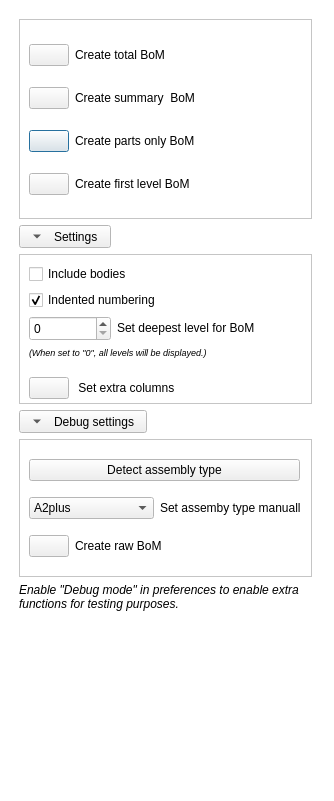
Above: Resources/UI/BoM_Panel.ui from APEbbers/BillOfMaterials-WB before the change. Below: the same form after it.
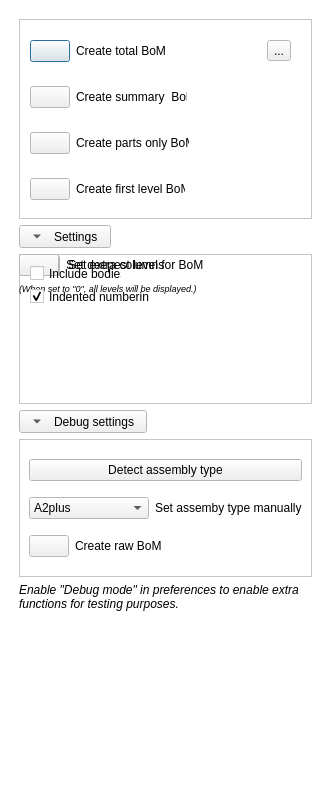
That is the form after the change. Icons and pictures are not drawn.

Commit message: Added  a help button which links to the wiki page

```diff
--- a/Resources/UI/BoM_Panel.ui
+++ b/Resources/UI/BoM_Panel.ui
@@ -100,8 +100,8 @@
     <rect>
      <x>10</x>
      <y>10</y>
-     <width>311</width>
-     <height>711</height>
+     <width>297</width>
+     <height>755</height>
     </rect>
    </property>
    <layout class="QVBoxLayout" name="verticalLayout">
@@ -131,38 +131,28 @@
       <property name="frameShadow">
        <enum>QFrame::Sunken</enum>
       </property>
-      <widget class="QWidget" name="layoutWidget">
+      <widget class="QWidget" name="">
        <property name="geometry">
         <rect>
-         <x>10</x>
-         <y>10</y>
-         <width>271</width>
-         <height>181</height>
+         <x>11</x>
+         <y>11</y>
+         <width>261</width>
+         <height>42</height>
         </rect>
        </property>
        <layout class="QGridLayout" name="gridLayout_2">
-        <item row="2" column="0">
-         <widget class="QPushButton" name="CreatePartsOnly">
-          <property name="sizePolicy">
-           <sizepolicy hsizetype="Fixed" vsizetype="Fixed">
-            <horstretch>0</horstretch>
-            <verstretch>0</verstretch>
-           </sizepolicy>
+        <item row="0" column="2">
+         <spacer name="horizontalSpacer_2">
+          <property name="orientation">
+           <enum>Qt::Horizontal</enum>
           </property>
-          <property name="text">
-           <string/>
-          </property>
-          <property name="icon">
-           <iconset resource="../../Icons.qrc">
-            <normaloff>:/Resources/Icons/Parts.svg</normaloff>:/Resources/Icons/Parts.svg</iconset>
-          </property>
-          <property name="iconSize">
+          <property name="sizeHint" stdset="0">
            <size>
-            <width>32</width>
-            <height>32</height>
+            <width>40</width>
+            <height>20</height>
            </size>
           </property>
-         </widget>
+         </spacer>
         </item>
         <item row="0" column="1">
          <widget class="QLabel" name="label">
@@ -197,14 +187,26 @@
           </property>
          </widget>
         </item>
-        <item row="2" column="1">
-         <widget class="QLabel" name="label_7">
+        <item row="0" column="3">
+         <widget class="QToolButton" name="HelpButton">
           <property name="text">
-           <string>Create parts only BoM</string>
+           <string>...</string>
           </property>
          </widget>
         </item>
-        <item row="1" column="0">
+       </layout>
+      </widget>
+      <widget class="QWidget" name="">
+       <property name="geometry">
+        <rect>
+         <x>11</x>
+         <y>57</y>
+         <width>157</width>
+         <height>42</height>
+        </rect>
+       </property>
+       <layout class="QGridLayout" name="gridLayout_4">
+        <item row="0" column="0">
          <widget class="QPushButton" name="CreateSummary">
           <property name="sizePolicy">
            <sizepolicy hsizetype="Fixed" vsizetype="Fixed">
@@ -227,14 +229,68 @@
           </property>
          </widget>
         </item>
-        <item row="1" column="1">
+        <item row="0" column="1">
          <widget class="QLabel" name="label_4">
           <property name="text">
            <string>Create summary  BoM</string>
           </property>
          </widget>
         </item>
-        <item row="3" column="0">
+       </layout>
+      </widget>
+      <widget class="QWidget" name="">
+       <property name="geometry">
+        <rect>
+         <x>11</x>
+         <y>103</y>
+         <width>159</width>
+         <height>42</height>
+        </rect>
+       </property>
+       <layout class="QGridLayout" name="gridLayout_7">
+        <item row="0" column="0">
+         <widget class="QPushButton" name="CreatePartsOnly">
+          <property name="sizePolicy">
+           <sizepolicy hsizetype="Fixed" vsizetype="Fixed">
+            <horstretch>0</horstretch>
+            <verstretch>0</verstretch>
+           </sizepolicy>
+          </property>
+          <property name="text">
+           <string/>
+          </property>
+          <property name="icon">
+           <iconset resource="../../Icons.qrc">
+            <normaloff>:/Resources/Icons/Parts.svg</normaloff>:/Resources/Icons/Parts.svg</iconset>
+          </property>
+          <property name="iconSize">
+           <size>
+            <width>32</width>
+            <height>32</height>
+           </size>
+          </property>
+         </widget>
+        </item>
+        <item row="0" column="1">
+         <widget class="QLabel" name="label_7">
+          <property name="text">
+           <string>Create parts only BoM</string>
+          </property>
+         </widget>
+        </item>
+       </layout>
+      </widget>
+      <widget class="QWidget" name="">
+       <property name="geometry">
+        <rect>
+         <x>11</x>
+         <y>149</y>
+         <width>155</width>
+         <height>42</height>
+        </rect>
+       </property>
+       <layout class="QGridLayout" name="gridLayout_8">
+        <item row="0" column="0">
          <widget class="QPushButton" name="CreateFirstLevel">
           <property name="text">
            <string/>
@@ -251,7 +307,7 @@
           </property>
          </widget>
         </item>
-        <item row="3" column="1">
+        <item row="0" column="1">
          <widget class="QLabel" name="label_11">
           <property name="text">
            <string>Create first level BoM</string>
@@ -313,34 +369,7 @@
       <property name="frameShape">
        <enum>QFrame::StyledPanel</enum>
       </property>
-      <widget class="QWidget" name="layoutWidget">
-       <property name="geometry">
-        <rect>
-         <x>10</x>
-         <y>10</y>
-         <width>272</width>
-         <height>135</height>
-        </rect>
-       </property>
-       <layout class="QGridLayout" name="gridLayout_4">
-        <item row="1" column="0">
-         <widget class="QCheckBox" name="IndentedNumbering">
-          <property name="text">
-           <string>Indented numbering</string>
-          </property>
-          <property name="checked">
-           <bool>true</bool>
-          </property>
-         </widget>
-        </item>
-        <item row="0" column="0">
-         <widget class="QCheckBox" name="IncludeBodies">
-          <property name="text">
-           <string>Include bodies</string>
-          </property>
-         </widget>
-        </item>
-        <item row="2" column="0">
+      <widget class="QWidget" name="">
          <layout class="QGridLayout" name="gridLayout">
           <item row="0" column="0">
            <widget class="QSpinBox" name="MaxLevel">
@@ -440,8 +469,8 @@
            </widget>
           </item>
          </layout>
-        </item>
-        <item row="3" column="0">
+      </widget>
+      <widget class="QWidget" name="">
          <layout class="QGridLayout" name="gridLayout_3">
           <item row="0" column="0">
            <widget class="QPushButton" name="SetColumns">
@@ -474,8 +503,35 @@
            </widget>
           </item>
          </layout>
-        </item>
-       </layout>
+      </widget>
+      <widget class="QCheckBox" name="IncludeBodies">
+       <property name="geometry">
+        <rect>
+         <x>11</x>
+         <y>11</y>
+         <width>92</width>
+         <height>17</height>
+        </rect>
+       </property>
+       <property name="text">
+        <string>Include bodies</string>
+       </property>
+      </widget>
+      <widget class="QCheckBox" name="IndentedNumbering">
+       <property name="geometry">
+        <rect>
+         <x>11</x>
+         <y>34</y>
+         <width>120</width>
+         <height>17</height>
+        </rect>
+       </property>
+       <property name="text">
+        <string>Indented numbering</string>
+       </property>
+       <property name="checked">
+        <bool>true</bool>
+       </property>
       </widget>
      </widget>
     </item>
@@ -539,18 +595,54 @@
       <property name="frameShadow">
        <enum>QFrame::Sunken</enum>
       </property>
-      <widget class="QWidget" name="layoutWidget">
-       <property name="geometry">
-        <rect>
-         <x>10</x>
-         <y>10</y>
-         <width>271</width>
-         <height>118</height>
-        </rect>
-       </property>
-       <layout class="QGridLayout" name="gridLayout_8">
+      <layout class="QGridLayout" name="gridLayout_6">
+       <item row="0" column="0">
+        <widget class="QPushButton" name="DetectAssemblyType">
+         <property name="sizePolicy">
+          <sizepolicy hsizetype="Minimum" vsizetype="Fixed">
+           <horstretch>0</horstretch>
+           <verstretch>0</verstretch>
+          </sizepolicy>
+         </property>
+         <property name="text">
+          <string> Detect assembly type </string>
+         </property>
+        </widget>
+       </item>
         <item row="1" column="0">
+        <layout class="QGridLayout" name="gridLayout_5">
+         <item row="0" column="0">
          <widget class="QComboBox" name="AssemblyType">
+           <property name="sizePolicy">
+            <sizepolicy hsizetype="Fixed" vsizetype="Fixed">
+             <horstretch>100</horstretch>
+             <verstretch>0</verstretch>
+            </sizepolicy>
+           </property>
+           <property name="minimumSize">
+            <size>
+             <width>0</width>
+             <height>0</height>
+            </size>
+           </property>
+           <property name="maximumSize">
+            <size>
+             <width>120</width>
+             <height>16777215</height>
+            </size>
+           </property>
+           <property name="sizeIncrement">
+            <size>
+             <width>0</width>
+             <height>0</height>
+            </size>
+           </property>
+           <property name="baseSize">
+            <size>
+             <width>0</width>
+             <height>0</height>
+            </size>
+           </property>
           <property name="sizeAdjustPolicy">
            <enum>QComboBox::AdjustToContents</enum>
           </property>
@@ -628,27 +720,16 @@
           </item>
          </widget>
         </item>
-        <item row="0" column="0" colspan="2">
-         <widget class="QPushButton" name="DetectAssemblyType">
-          <property name="sizePolicy">
-           <sizepolicy hsizetype="Minimum" vsizetype="Fixed">
-            <horstretch>0</horstretch>
-            <verstretch>0</verstretch>
-           </sizepolicy>
-          </property>
-          <property name="text">
-           <string> Detect assembly type </string>
-          </property>
-         </widget>
-        </item>
-        <item row="1" column="1">
+         <item row="0" column="1">
          <widget class="QLabel" name="label_2">
           <property name="text">
            <string>Set assemby type manually</string>
           </property>
          </widget>
         </item>
-        <item row="2" column="0" colspan="2">
+        </layout>
+       </item>
+       <item row="2" column="0">
          <layout class="QGridLayout" name="gridLayout_9">
           <item row="0" column="0">
            <widget class="QPushButton" name="CreateRaw">
@@ -686,7 +767,6 @@
          </layout>
         </item>
        </layout>
-      </widget>
      </widget>
     </item>
     <item>
```
Lines whose indentation alone changed are shown as unchanged. The commit also changes 4 other files.
